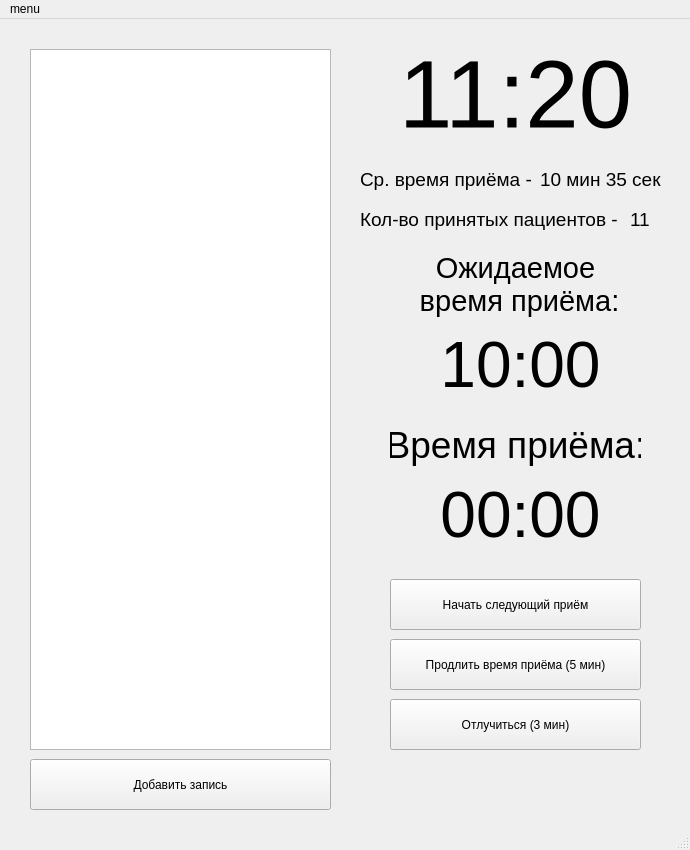
The window that Doctor_main_design.ui (Maxim-haruspexxx-Mikhaylov/Punctual_Patient) describes before a commit, drawn with Qt 5.
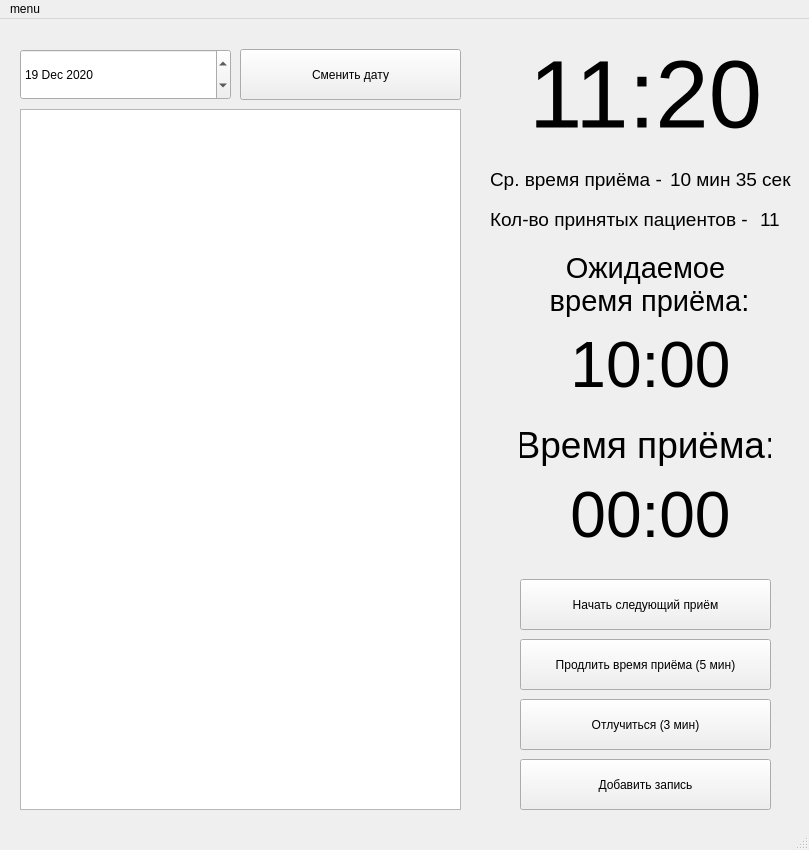
The same window after the commit.

Diff of the .ui file:
```diff
--- a/Doctor_main_design.ui
+++ b/Doctor_main_design.ui
@@ -6,7 +6,7 @@
    <rect>
     <x>0</x>
     <y>0</y>
-    <width>690</width>
+    <width>809</width>
     <height>850</height>
    </rect>
   </property>
@@ -17,7 +17,7 @@
    <widget class="QLabel" name="label_clock">
     <property name="geometry">
      <rect>
-      <x>390</x>
+      <x>520</x>
       <y>30</y>
       <width>251</width>
       <height>91</height>
@@ -38,7 +38,7 @@
    <widget class="QLabel" name="label_tag_timer_app">
     <property name="geometry">
      <rect>
-      <x>390</x>
+      <x>520</x>
       <y>380</y>
       <width>251</width>
       <height>91</height>
@@ -59,7 +59,7 @@
    <widget class="QLabel" name="label_timer_app">
     <property name="geometry">
      <rect>
-      <x>430</x>
+      <x>560</x>
       <y>450</y>
       <width>181</width>
       <height>91</height>
@@ -80,7 +80,7 @@
    <widget class="QLabel" name="label_tag_average_time">
     <property name="geometry">
      <rect>
-      <x>360</x>
+      <x>490</x>
       <y>140</y>
       <width>181</width>
       <height>41</height>
@@ -98,7 +98,7 @@
    <widget class="QLabel" name="label_tag_patients_num">
     <property name="geometry">
      <rect>
-      <x>360</x>
+      <x>490</x>
       <y>180</y>
       <width>271</width>
       <height>41</height>
@@ -116,7 +116,7 @@
    <widget class="QLabel" name="label_average_time">
     <property name="geometry">
      <rect>
-      <x>540</x>
+      <x>670</x>
       <y>140</y>
       <width>131</width>
       <height>41</height>
@@ -134,7 +134,7 @@
    <widget class="QLabel" name="label_patients_num">
     <property name="geometry">
      <rect>
-      <x>630</x>
+      <x>760</x>
       <y>180</y>
       <width>31</width>
       <height>41</height>
@@ -152,7 +152,7 @@
    <widget class="QPushButton" name="button_start_finish">
     <property name="geometry">
      <rect>
-      <x>390</x>
+      <x>520</x>
       <y>560</y>
       <width>251</width>
       <height>51</height>
@@ -165,7 +165,7 @@
    <widget class="QPushButton" name="button_extend_app">
     <property name="geometry">
      <rect>
-      <x>390</x>
+      <x>520</x>
       <y>620</y>
       <width>251</width>
       <height>51</height>
@@ -178,7 +178,7 @@
    <widget class="QPushButton" name="button_leave">
     <property name="geometry">
      <rect>
-      <x>390</x>
+      <x>520</x>
       <y>680</y>
       <width>251</width>
       <height>51</height>
@@ -191,7 +191,7 @@
    <widget class="QLabel" name="label_expected_time">
     <property name="geometry">
      <rect>
-      <x>430</x>
+      <x>560</x>
       <y>300</y>
       <width>181</width>
       <height>91</height>
@@ -212,7 +212,7 @@
    <widget class="QLabel" name="label_tag_expected_time">
     <property name="geometry">
      <rect>
-      <x>410</x>
+      <x>540</x>
       <y>220</y>
       <width>211</width>
       <height>91</height>
@@ -234,9 +234,9 @@
    <widget class="QPushButton" name="button_make_app">
     <property name="geometry">
      <rect>
-      <x>30</x>
+      <x>520</x>
       <y>740</y>
-      <width>301</width>
+      <width>251</width>
       <height>51</height>
      </rect>
     </property>
@@ -247,20 +247,50 @@
    <widget class="QTableWidget" name="table_widget">
     <property name="geometry">
      <rect>
-      <x>30</x>
-      <y>30</y>
-      <width>301</width>
+      <x>20</x>
+      <y>90</y>
+      <width>441</width>
       <height>701</height>
      </rect>
     </property>
    </widget>
+   <widget class="QDateEdit" name="date_edit">
+    <property name="geometry">
+     <rect>
+      <x>20</x>
+      <y>30</y>
+      <width>211</width>
+      <height>51</height>
+     </rect>
+    </property>
+    <property name="date">
+     <date>
+      <year>2020</year>
+      <month>12</month>
+      <day>19</day>
+     </date>
+    </property>
+   </widget>
+   <widget class="QPushButton" name="button_change_date">
+    <property name="geometry">
+     <rect>
+      <x>240</x>
+      <y>30</y>
+      <width>221</width>
+      <height>51</height>
+     </rect>
+    </property>
+    <property name="text">
+     <string>Сменить дату</string>
+    </property>
+   </widget>
   </widget>
   <widget class="QMenuBar" name="menubar">
    <property name="geometry">
     <rect>
      <x>0</x>
      <y>0</y>
-     <width>690</width>
+     <width>809</width>
      <height>20</height>
     </rect>
    </property>
```
